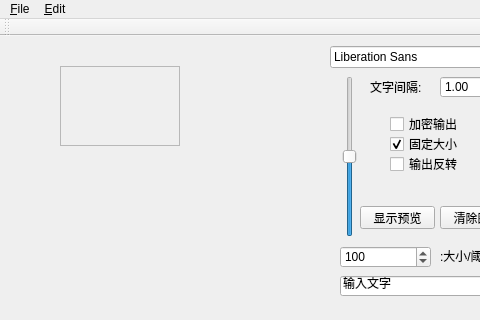
Above: generator/ui/mainwindow.ui from smallzhan/wpgenerator before the change; both pictures show x 0 to 480 and y 0 to 320 of the 562 by 727 pixel window. Below: the same form after it.
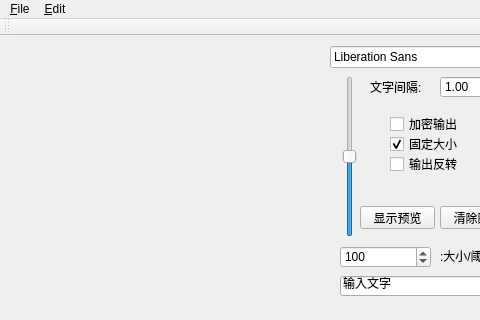
That is the form after the change. Custom widgets are drawn as their Qt base class.

Patch:
```diff
--- a/generator/ui/mainwindow.ui
+++ b/generator/ui/mainwindow.ui
@@ -35,29 +35,6 @@
       <height>251</height>
      </rect>
     </property>
-    <widget class="QScrollArea" name="scrollArea">
-     <property name="geometry">
-      <rect>
-       <x>50</x>
-       <y>20</y>
-       <width>120</width>
-       <height>80</height>
-      </rect>
-     </property>
-     <property name="widgetResizable">
-      <bool>true</bool>
-     </property>
-     <widget class="QWidget" name="scrollAreaWidgetContents">
-      <property name="geometry">
-       <rect>
-        <x>0</x>
-        <y>0</y>
-        <width>118</width>
-        <height>78</height>
-       </rect>
-      </property>
-     </widget>
-    </widget>
    </widget>
    <widget class="ShowArea" name="showWidget" native="true">
     <property name="enabled">
```
Left out of the diff: 12 changed lines with no effect on the pictures.
